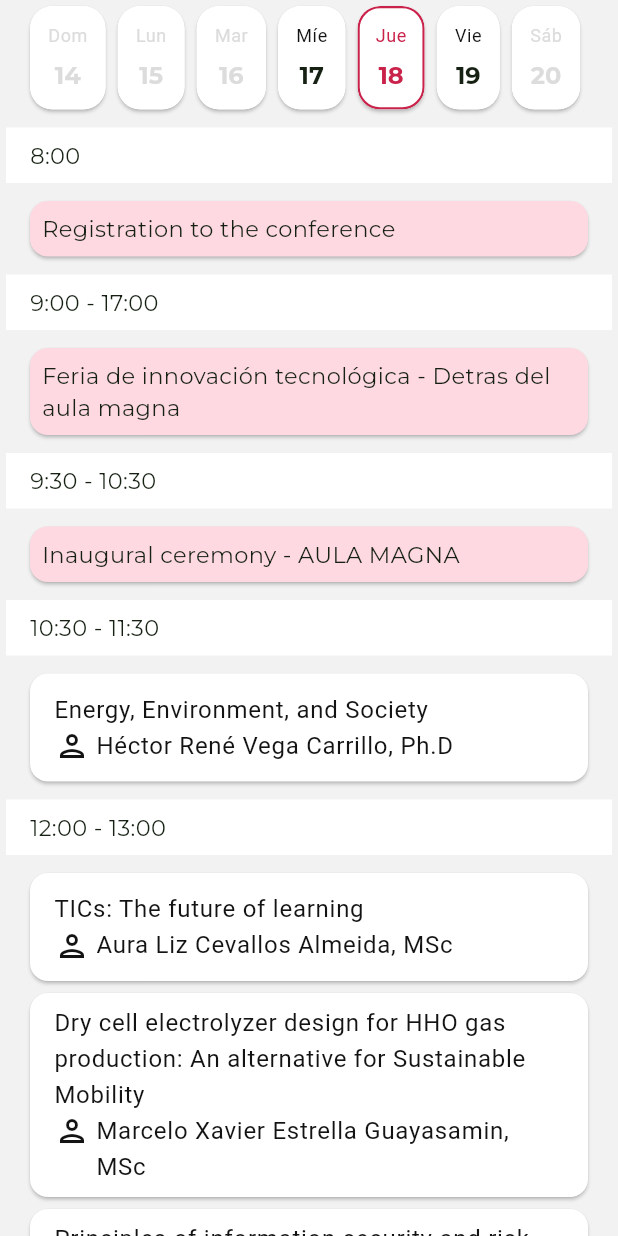
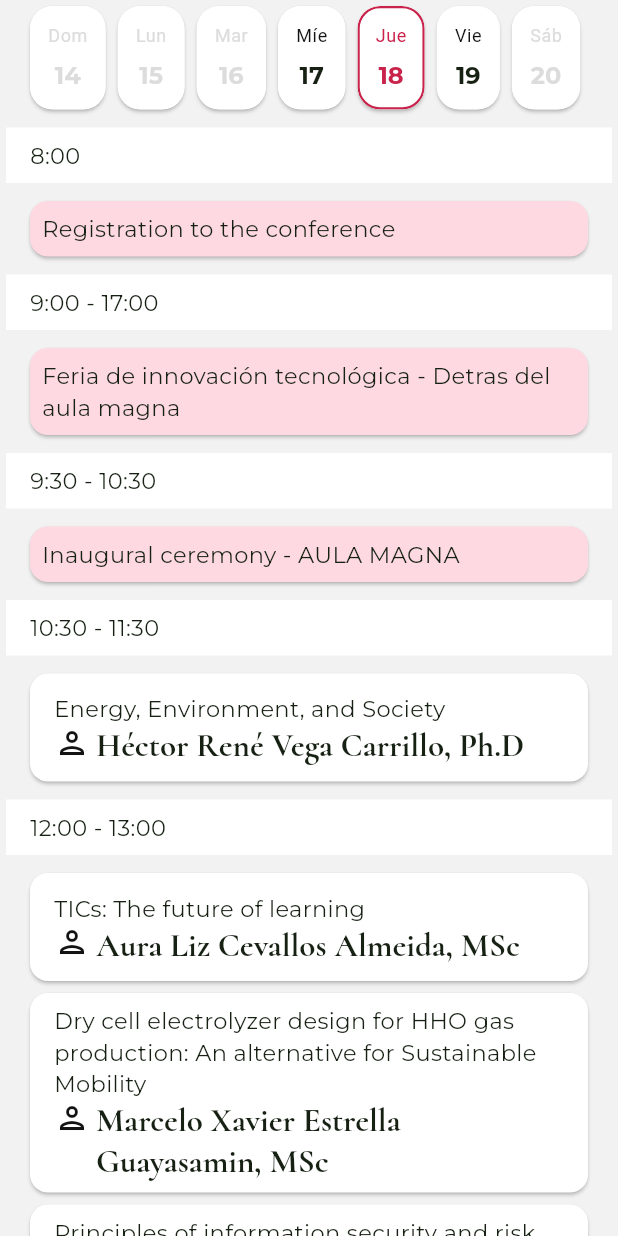
Before and after one commit to axl0d/citis, a Flutter app: the FullAgendaBody widget shown alone on an empty page, opened directly, after a tap on "Míe", after a tap on "Jue", on a phone screen of 412 x 824 dp. Run offline on Flutter 3.47's test engine with Material 3 defaults, Android fonts, the phone set to English and light mode, and no system bars; our stand-ins replace flutter_riverpod, flutter_svg, gap, google_fonts.

Commit message:
split widgets

```diff
--- a/lib/widgets/full_agenda_body.dart
+++ b/lib/widgets/full_agenda_body.dart
@@ -41,16 +41,7 @@ class _FullAgendaBodyState extends State<FullAgendaBody> {
               children: [
                 Padding(
                   padding: const EdgeInsets.symmetric(horizontal: 4),
-                  child: DecoratedBox(
-                    decoration: const BoxDecoration(color: Colors.white),
-                    child: Padding(
-                      padding: const EdgeInsets.symmetric(
-                        vertical: 8,
-                        horizontal: 16,
-                      ),
-                      child: Text(timeSlot.time),
-                    ),
-                  ),
+                  child: _TimeSlot(timeSlot: timeSlot),
                 ),
                 const Gap(8),
                 ...timeSlot.locations
@@ -61,56 +52,17 @@ class _FullAgendaBodyState extends State<FullAgendaBody> {
                             return Padding(
                               padding:
                                   const EdgeInsets.symmetric(horizontal: 16),
-                              child: Card(
-                                color: Theme.of(context)
-                                    .colorScheme
-                                    .primaryContainer,
-                                child: Padding(
-                                  padding: const EdgeInsets.all(8.0),
-                                  child: Text(session.title),
-                                ),
-                              ),
+                              child: _NoTechnicalSession(session: session),
                             );
-                          if (session is Workshop)
+
                           return Padding(
-                              padding:
-                                  const EdgeInsets.symmetric(horizontal: 16),
+                            padding: const EdgeInsets.symmetric(horizontal: 16),
                             child: _AcademicSessionClickableCard(
-                                session: session,
-                                subtitle: _AuthorSubtitle(
-                                  speaker: session.speaker,
-                                ),
+                              session: session as AcademicSession,
                               location: location.name,
                               hour: timeSlot.time,
                             ),
                           );
-                          if (session is KeyNote)
-                            return Padding(
-                              padding:
-                                  const EdgeInsets.symmetric(horizontal: 16),
-                              child: _AcademicSessionClickableCard(
-                                session: session,
-                                subtitle: _AuthorSubtitle(
-                                  speaker: session.speaker,
-                                ),
-                                location: location.name,
-                                hour: timeSlot.time,
-                              ),
-                            );
-                          if (session is PaperExhibition)
-                            return Padding(
-                              padding:
-                                  const EdgeInsets.symmetric(horizontal: 16),
-                              child: _AcademicSessionClickableCard(
-                                session: session,
-                                subtitle: _AuthorsSubtitle(
-                                  speakers: session.speakersFlat,
-                                ),
-                                location: location.name,
-                                hour: timeSlot.time,
-                              ),
-                            );
-                          return Offstage();
                         },
                       ),
                     )
@@ -120,6 +72,49 @@ class _FullAgendaBodyState extends State<FullAgendaBody> {
           },
         )
       ],
+    );
+  }
+}
+
+class _NoTechnicalSession extends StatelessWidget {
+  const _NoTechnicalSession({required this.session});
+
+  final Session session;
+
+  @override
+  Widget build(BuildContext context) {
+    return Card(
+      color: Theme.of(context).colorScheme.primaryContainer,
+      child: Padding(
+        padding: const EdgeInsets.all(8.0),
+        child: Text(
+          session.title,
+          style: Theme.of(context).textTheme.bodyMedium,
+        ),
+      ),
+    );
+  }
+}
+
+class _TimeSlot extends StatelessWidget {
+  const _TimeSlot({required this.timeSlot});
+
+  final TimeSlot timeSlot;
+
+  @override
+  Widget build(BuildContext context) {
+    return DecoratedBox(
+      decoration: const BoxDecoration(color: Colors.white),
+      child: Padding(
+        padding: const EdgeInsets.symmetric(
+          vertical: 8,
+          horizontal: 16,
+        ),
+        child: Text(
+          timeSlot.time,
+          style: Theme.of(context).textTheme.bodyMedium,
+        ),
+      ),
     );
   }
 }
@@ -225,13 +220,11 @@ class _EventDayButtonItem extends StatelessWidget {
 class _AcademicSessionClickableCard extends StatelessWidget {
   const _AcademicSessionClickableCard({
     required this.session,
-    required this.subtitle,
     required this.hour,
     required this.location,
   });
 
   final AcademicSession session;
-  final Widget subtitle;
   final String hour;
   final String location;
 
@@ -242,8 +235,18 @@ class _AcademicSessionClickableCard extends StatelessWidget {
       color: Colors.white,
       child: InkWell(
         child: ListTile(
-          title: Text(session.title),
-          subtitle: subtitle,
+          title: Text(
+            session.title,
+            style: Theme.of(context).textTheme.bodyMedium,
+          ),
+          subtitle: session.map(
+            onWorkshop: (workshop) =>
+                _AuthorSubtitle(speaker: workshop.speaker),
+            onKeyNote: (keyNote) => _AuthorSubtitle(speaker: keyNote.speaker),
+            onPaperExhibition: (paperExhibition) => _AuthorsSubtitle(
+              speakers: paperExhibition.speakersFlat,
+            ),
+          ),
         ),
         onTap: () => _navigateToDetail(context),
       ),
@@ -279,7 +282,7 @@ class _AuthorSubtitle extends StatelessWidget {
         Expanded(
           child: Text(
             speaker.fullTitle,
-            style: Theme.of(context).textTheme.bodyLarge,
+            style: Theme.of(context).textTheme.headlineLarge,
           ),
         ),
       ],
@@ -302,7 +305,7 @@ class _AuthorsSubtitle extends StatelessWidget {
         Expanded(
           child: Text(
             speakers,
-            style: Theme.of(context).textTheme.bodyLarge,
+            style: Theme.of(context).textTheme.headlineLarge,
           ),
         ),
       ],
```
Lines whose indentation alone changed are shown as unchanged.
